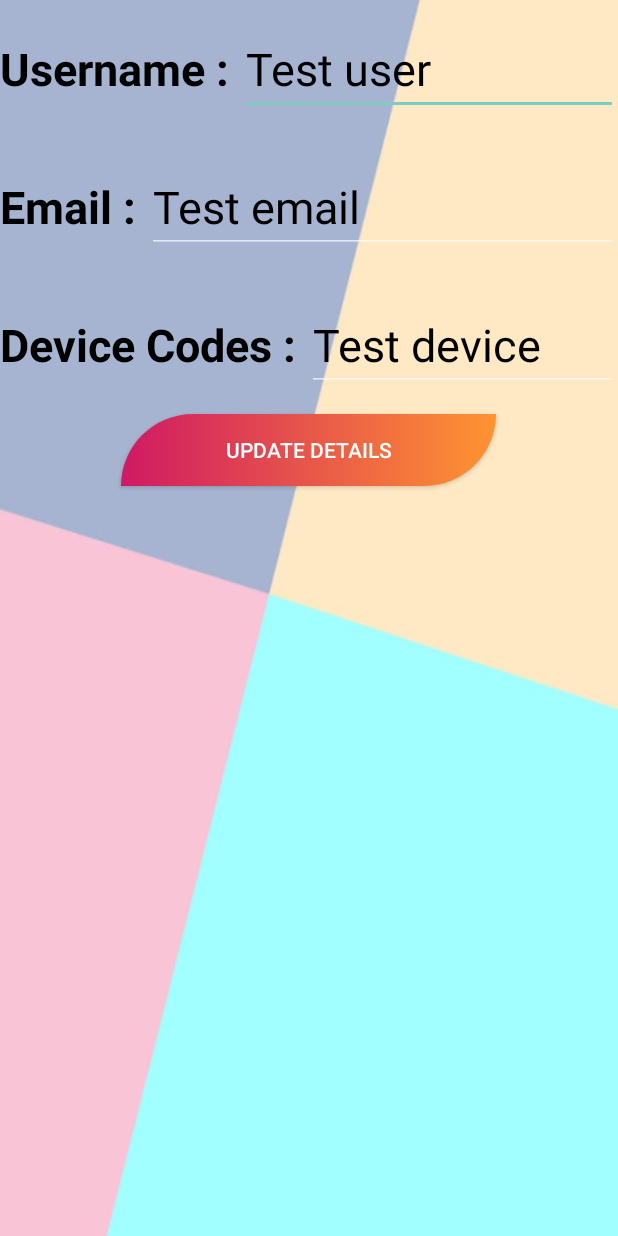
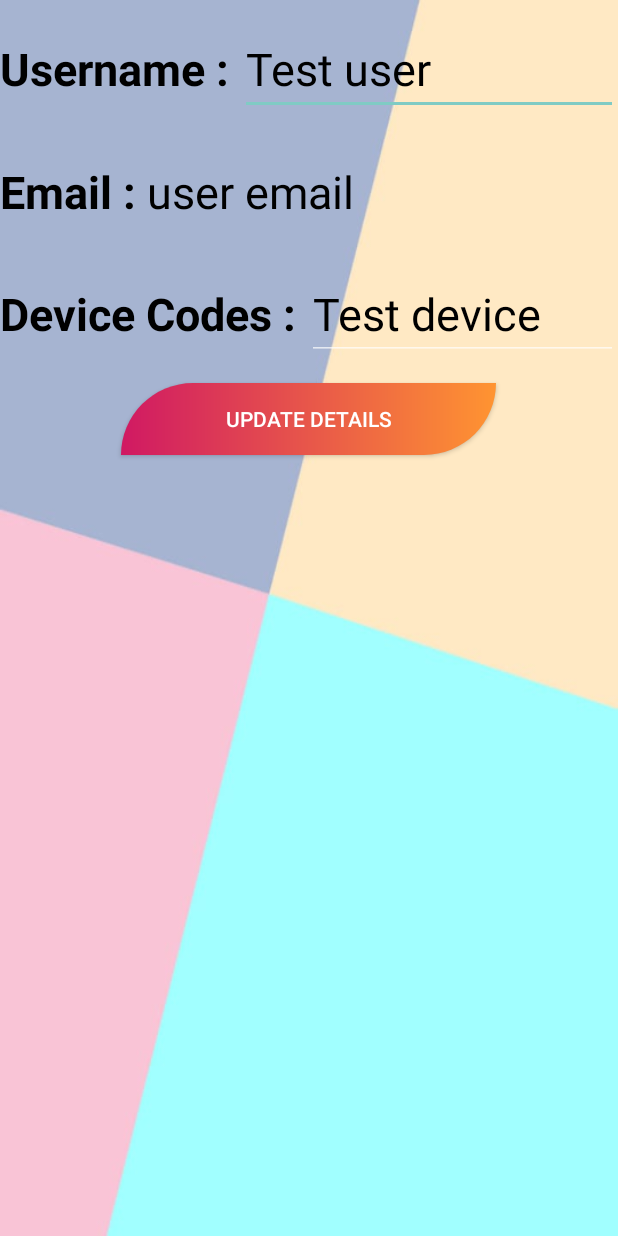
Before and after one commit to JosephLahiru/pet_collar_tracker_v3, an Android app: the layout activity_user_details_edit.xml on its own in the app's theme, with its tools: preview values and no code run, on a phone screen of 412 x 824 dp. Run offline under Robolectric (Android 15) with nearby library versions, the light colour scheme and no system bars.

Commit message:
User Details Edit Changed

```diff
--- a/pet_collar_tracker_v3/app/src/main/java/com/example/pet_collar_tracker_v3/UserDetailsEditActivity.java
+++ b/pet_collar_tracker_v3/app/src/main/java/com/example/pet_collar_tracker_v3/UserDetailsEditActivity.java
@@ -14,7 +14,7 @@ import com.google.firebase.database.FirebaseDatabase;
 
 public class UserDetailsEditActivity extends AppCompatActivity {
 
-    TextView usrName,usrDeviceCode;
+    TextView usrName,usrDeviceCode,usrEmail;
     Button editDetails;
 
     @Override
@@ -25,15 +25,19 @@ public class UserDetailsEditActivity extends AppCompatActivity {
         usrName = (EditText) findViewById(R.id.usrDetailsEdit_usrName);
         usrDeviceCode = (EditText) findViewById(R.id.usrDetailsEdit_deviceCode);
         editDetails = (Button)findViewById(R.id.usrDetailsEdit_UpdateBtn);
+        usrEmail = (TextView) findViewById(R.id.usrDetailsEdit_email);
 
 
         Intent intent  = getIntent();
         String uID = intent.getStringExtra("usrID");
         String uName = intent.getStringExtra("usrName");
         String uDeviceCodes = intent.getStringExtra("usrDevices");
+        String uEmail = intent.getStringExtra("usrEmail");
 
         usrName.setText(uName);
         usrDeviceCode.setText(uDeviceCodes);
+        usrEmail.setText(uEmail);
+
 
         editDetails.setOnClickListener(new View.OnClickListener() {
             @Override
--- a/pet_collar_tracker_v3/app/src/main/res/layout/activity_user_details_edit.xml
+++ b/pet_collar_tracker_v3/app/src/main/res/layout/activity_user_details_edit.xml
@@ -52,12 +52,12 @@
                 android:textSize="30dp"
                 android:textStyle="bold" />
 
-            <EditText
+            <TextView
                 android:id="@+id/usrDetailsEdit_email"
                 android:layout_width="match_parent"
                 android:layout_height="wrap_content"
                 android:layout_marginVertical="15dp"
-                android:text="Test email"
+                android:text="user email"
                 android:textColor="@color/black"
                 android:textSize="30dp" />
 
```
